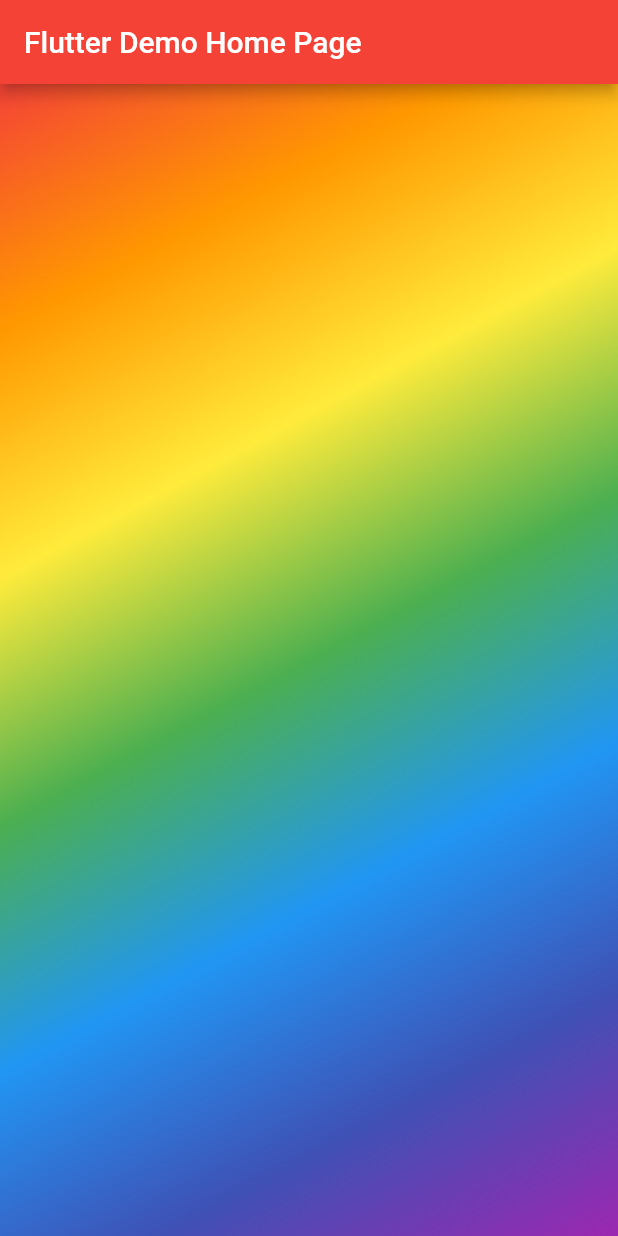
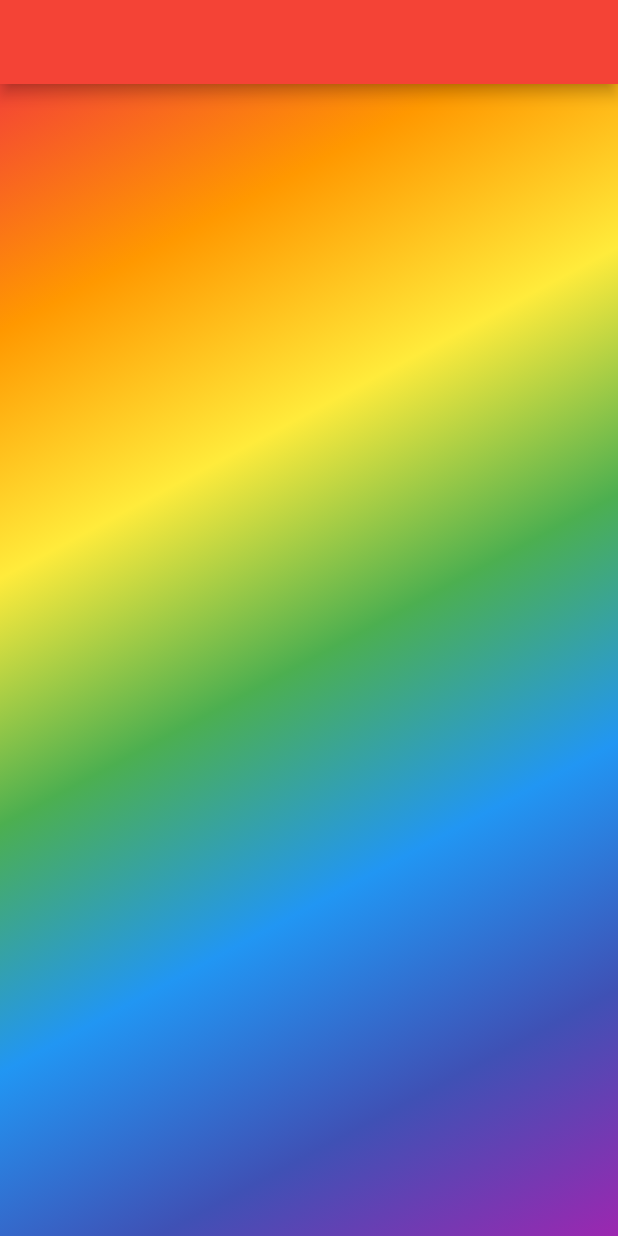
Before and after one commit to ThiagoEvoa/dojo_flutter, a Flutter app: the screen it shows after launch, on a phone screen of 412 x 824 dp. Run offline on Flutter 3.47's test engine with Material 2 defaults, Android fonts, the phone set to English and light mode, and no system bars.

```diff
--- a/treinamento_flutter/flutter_app/lib/main.dart
+++ b/treinamento_flutter/flutter_app/lib/main.dart
@@ -29,9 +29,7 @@ class _MyHomePageState extends State<MyHomePage> {
   @override
   Widget build(BuildContext context) {
     return Scaffold(
-      appBar: AppBar(
-        title: Text(widget.title),
-      ),
+      appBar: AppBar(),
       body: Container(
         decoration: BoxDecoration(
           gradient: LinearGradient(
```
